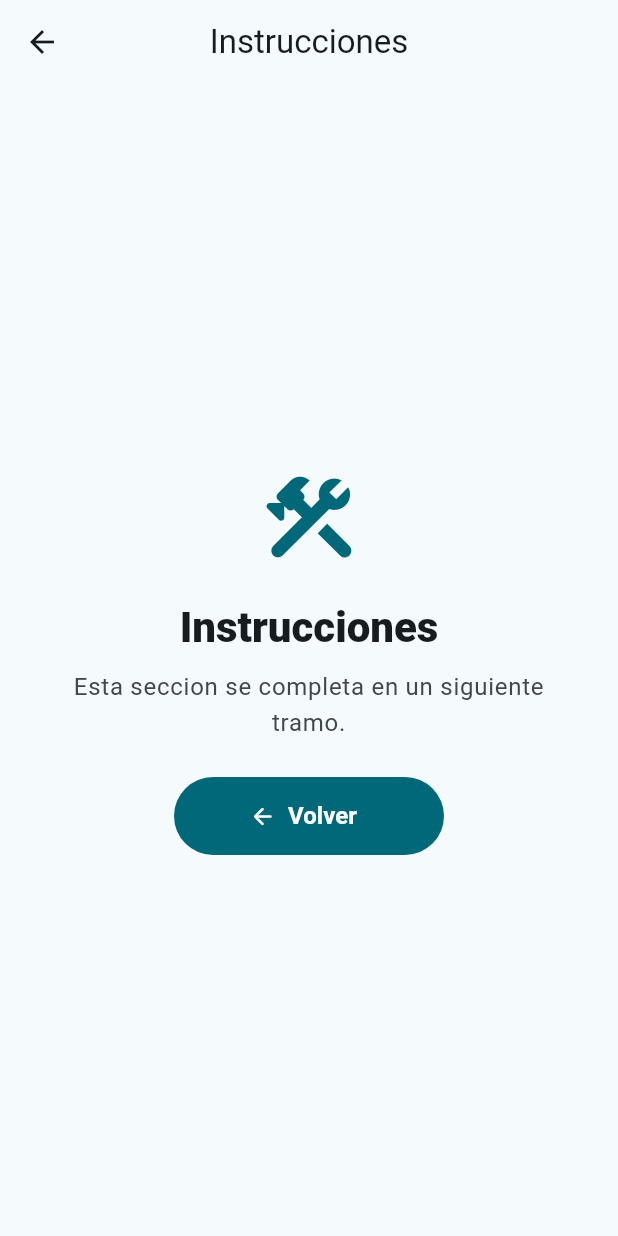
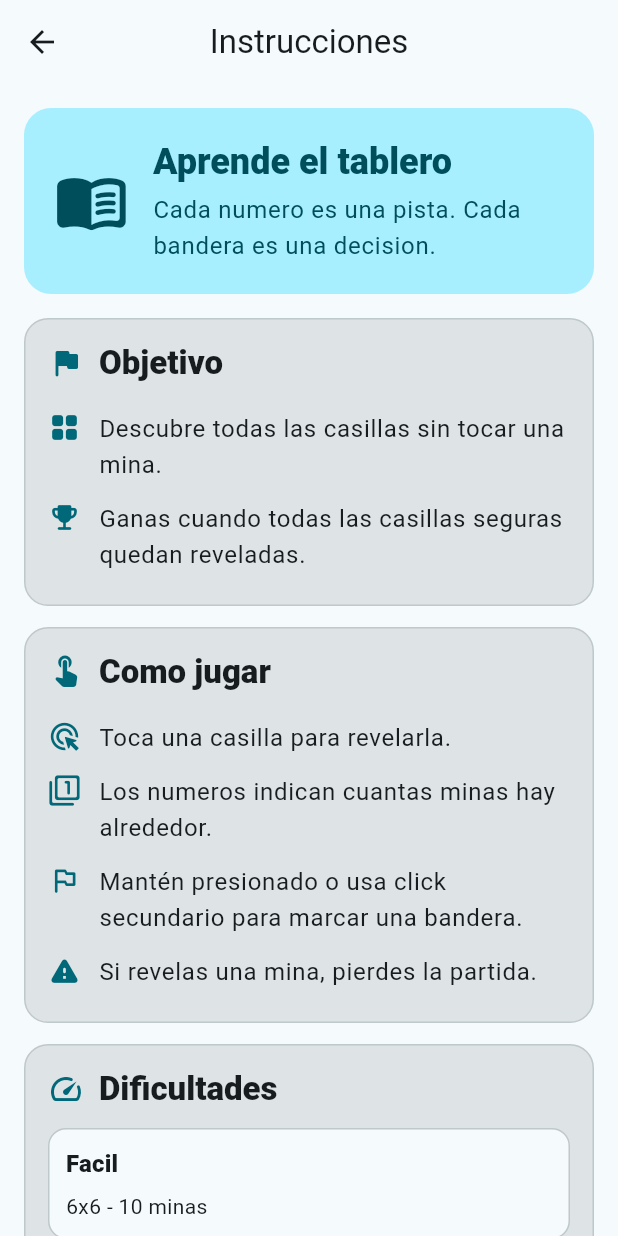
Before and after one commit to biancazullo/Buscaminas, a Flutter app: the screen it shows after launch, after a tap on "Instrucciones", on a phone screen of 412 x 824 dp. Run offline on Flutter 3.47's test engine with Material 3 defaults, Android fonts, the phone set to English and light mode, and no system bars; our stand-ins replace animate_do, shared_preferences.

Commit message:
Pantalla de instrucciones y creditos

```diff
--- a/lib/ui/features/home/views/main_menu_view.dart
+++ b/lib/ui/features/home/views/main_menu_view.dart
@@ -5,6 +5,8 @@ import '../../../../app/app_dependencies.dart';
 import '../../../core/view_models/app_view_model.dart';
 import '../../game/views/difficulty_selection_view.dart';
 import '../../high_scores/views/high_scores_view.dart';
+import '../../info/views/credits_view.dart';
+import '../../info/views/instructions_view.dart';
 import '../../settings/views/settings_view.dart';
 
 class MainMenuView extends StatelessWidget {
@@ -158,13 +160,13 @@ class _MenuActions extends StatelessWidget {
         key: const ValueKey('instructions-menu-button'),
         icon: Icons.menu_book_rounded,
         label: 'Instrucciones',
-        onPressed: () => _openPlaceholder(context, 'Instrucciones'),
+        onPressed: () => _openInstructions(context),
       ),
       _MenuItem(
         key: const ValueKey('credits-menu-button'),
         icon: Icons.info_rounded,
         label: 'Creditos',
-        onPressed: () => _openPlaceholder(context, 'Creditos'),
+        onPressed: () => _openCredits(context),
       ),
     ];
 
@@ -212,12 +214,16 @@ class _MenuActions extends StatelessWidget {
     );
   }
 
-  void _openPlaceholder(BuildContext context, String title) {
-    Navigator.of(context).push(
-      MaterialPageRoute<void>(
-        builder: (_) => PlaceholderFeatureView(title: title),
-      ),
-    );
+  void _openInstructions(BuildContext context) {
+    Navigator.of(
+      context,
+    ).push(MaterialPageRoute<void>(builder: (_) => const InstructionsView()));
+  }
+
+  void _openCredits(BuildContext context) {
+    Navigator.of(
+      context,
+    ).push(MaterialPageRoute<void>(builder: (_) => const CreditsView()));
   }
 }
 
@@ -291,62 +297,6 @@ class _AnimatedMenuItem extends StatelessWidget {
   }
 }
 
-class PlaceholderFeatureView extends StatelessWidget {
-  const PlaceholderFeatureView({super.key, required this.title});
-
-  final String title;
-
-  @override
-  Widget build(BuildContext context) {
-    final colorScheme = Theme.of(context).colorScheme;
-
-    return Scaffold(
-      appBar: AppBar(title: Text(title)),
-      body: Center(
-        child: Padding(
-          padding: const EdgeInsets.all(24),
-          child: ConstrainedBox(
-            constraints: const BoxConstraints(maxWidth: 520),
-            child: Column(
-              mainAxisSize: MainAxisSize.min,
-              children: [
-                Icon(
-                  Icons.construction_rounded,
-                  size: 72,
-                  color: colorScheme.primary,
-                ),
-                const SizedBox(height: 18),
-                Text(
-                  title,
-                  textAlign: TextAlign.center,
-                  style: Theme.of(context).textTheme.headlineMedium?.copyWith(
-                    fontWeight: FontWeight.w900,
-                  ),
-                ),
-                const SizedBox(height: 10),
-                Text(
-                  'Esta seccion se completa en un siguiente tramo.',
-                  textAlign: TextAlign.center,
-                  style: Theme.of(context).textTheme.bodyLarge?.copyWith(
-                    color: colorScheme.onSurfaceVariant,
-                  ),
-                ),
-                const SizedBox(height: 24),
-                FilledButton.icon(
-                  key: const ValueKey('back-to-menu-button'),
-                  onPressed: () => Navigator.of(context).pop(),
-                  icon: const Icon(Icons.arrow_back_rounded),
-                  label: const Text('Volver'),
-                ),
-              ],
-            ),
-          ),
-        ),
-      ),
-    );
-  }
-}
-
 class _MenuBackdrop extends StatelessWidget {
   const _MenuBackdrop();
 
--- /dev/null
+++ b/lib/ui/features/info/views/instructions_view.dart
@@ -0,0 +1,287 @@
+import 'package:flutter/material.dart';
+
+import '../../../../domain/models/difficulty.dart';
+
+class InstructionsView extends StatelessWidget {
+  const InstructionsView({super.key});
+
+  @override
+  Widget build(BuildContext context) {
+    return Scaffold(
+      appBar: AppBar(title: const Text('Instrucciones')),
+      body: SafeArea(
+        child: Center(
+          child: ConstrainedBox(
+            constraints: const BoxConstraints(maxWidth: 820),
+            child: ListView(
+              key: const ValueKey('instructions-view'),
+              padding: const EdgeInsets.all(16),
+              children: const [
+                _HeroPanel(),
+                SizedBox(height: 16),
+                _InstructionSection(
+                  title: 'Objetivo',
+                  icon: Icons.flag_rounded,
+                  children: [
+                    _InstructionItem(
+                      icon: Icons.grid_view_rounded,
+                      text: 'Descubre todas las casillas sin tocar una mina.',
+                    ),
+                    _InstructionItem(
+                      icon: Icons.emoji_events_rounded,
+                      text:
+                          'Ganas cuando todas las casillas seguras quedan reveladas.',
+                    ),
+                  ],
+                ),
+                SizedBox(height: 14),
+                _InstructionSection(
+                  title: 'Como jugar',
+                  icon: Icons.touch_app_rounded,
+                  children: [
+                    _InstructionItem(
+                      icon: Icons.ads_click_rounded,
+                      text: 'Toca una casilla para revelarla.',
+                    ),
+                    _InstructionItem(
+                      icon: Icons.filter_1_rounded,
+                      text: 'Los numeros indican cuantas minas hay alrededor.',
+                    ),
+                    _InstructionItem(
+                      icon: Icons.outlined_flag_rounded,
+                      text:
+                          'Mantén presionado o usa click secundario para marcar una bandera.',
+                    ),
+                    _InstructionItem(
+                      icon: Icons.warning_rounded,
+                      text: 'Si revelas una mina, pierdes la partida.',
+                    ),
+                  ],
+                ),
+                SizedBox(height: 14),
+                _DifficultySection(),
+              ],
+            ),
+          ),
+        ),
+      ),
+    );
+  }
+}
+
+class _HeroPanel extends StatelessWidget {
+  const _HeroPanel();
+
+  @override
+  Widget build(BuildContext context) {
+    final colorScheme = Theme.of(context).colorScheme;
+
+    return DecoratedBox(
+      decoration: BoxDecoration(
+        color: colorScheme.primaryContainer,
+        borderRadius: BorderRadius.circular(18),
+      ),
+      child: Padding(
+        padding: const EdgeInsets.all(20),
+        child: Row(
+          children: [
+            Icon(
+              Icons.menu_book_rounded,
+              size: 50,
+              color: colorScheme.onPrimaryContainer,
+            ),
+            const SizedBox(width: 16),
+            Expanded(
+              child: Column(
+                crossAxisAlignment: CrossAxisAlignment.start,
+                mainAxisSize: MainAxisSize.min,
+                children: [
+                  Text(
+                    'Aprende el tablero',
+                    style: Theme.of(context).textTheme.headlineSmall?.copyWith(
+                      color: colorScheme.onPrimaryContainer,
+                      fontWeight: FontWeight.w900,
+                    ),
+                  ),
+                  const SizedBox(height: 4),
+                  Text(
+                    'Cada numero es una pista. Cada bandera es una decision.',
+                    style: Theme.of(context).textTheme.bodyLarge?.copyWith(
+                      color: colorScheme.onPrimaryContainer,
+                    ),
+                  ),
+                ],
+              ),
+            ),
+          ],
+        ),
+      ),
+    );
+  }
+}
+
+class _InstructionSection extends StatelessWidget {
+  const _InstructionSection({
+    required this.title,
+    required this.icon,
+    required this.children,
+  });
+
+  final String title;
+  final IconData icon;
+  final List<Widget> children;
+
+  @override
+  Widget build(BuildContext context) {
+    final colorScheme = Theme.of(context).colorScheme;
+
+    return DecoratedBox(
+      decoration: BoxDecoration(
+        color: colorScheme.surfaceContainerHighest,
+        borderRadius: BorderRadius.circular(16),
+        border: Border.all(color: colorScheme.outlineVariant),
+      ),
+      child: Padding(
+        padding: const EdgeInsets.all(16),
+        child: Column(
+          crossAxisAlignment: CrossAxisAlignment.start,
+          children: [
+            Row(
+              children: [
+                Icon(icon, color: colorScheme.primary),
+                const SizedBox(width: 10),
+                Text(
+                  title,
+                  style: Theme.of(
+                    context,
+                  ).textTheme.titleLarge?.copyWith(fontWeight: FontWeight.w900),
+                ),
+              ],
+            ),
+            const SizedBox(height: 12),
+            ...children,
+          ],
+        ),
+      ),
+    );
+  }
+}
+
+class _InstructionItem extends StatelessWidget {
+  const _InstructionItem({required this.icon, required this.text});
+
+  final IconData icon;
+  final String text;
+
+  @override
+  Widget build(BuildContext context) {
+    final colorScheme = Theme.of(context).colorScheme;
+
+    return Padding(
+      padding: const EdgeInsets.symmetric(vertical: 6),
+      child: Row(
+        crossAxisAlignment: CrossAxisAlignment.start,
+        children: [
+          Icon(icon, size: 22, color: colorScheme.primary),
+          const SizedBox(width: 12),
+          Expanded(
+            child: Text(text, style: Theme.of(context).textTheme.bodyLarge),
+          ),
+        ],
+      ),
+    );
+  }
+}
+
+class _DifficultySection extends StatelessWidget {
+  const _DifficultySection();
+
+  @override
+  Widget build(BuildContext context) {
+    final colorScheme = Theme.of(context).colorScheme;
+
+    return DecoratedBox(
+      decoration: BoxDecoration(
+        color: colorScheme.surfaceContainerHighest,
+        borderRadius: BorderRadius.circular(16),
+        border: Border.all(color: colorScheme.outlineVariant),
+      ),
+      child: Padding(
+        padding: const EdgeInsets.all(16),
+        child: Column(
+          crossAxisAlignment: CrossAxisAlignment.start,
+          children: [
+            Row(
+              children: [
+                Icon(Icons.speed_rounded, color: colorScheme.primary),
+                const SizedBox(width: 10),
+                Text(
+                  'Dificultades',
+                  style: Theme.of(
+                    context,
+                  ).textTheme.titleLarge?.copyWith(fontWeight: FontWeight.w900),
+                ),
+              ],
+            ),
+            const SizedBox(height: 12),
+            LayoutBuilder(
+              builder: (context, constraints) {
+                final isWide = constraints.maxWidth >= 620;
+
+                return Wrap(
+                  spacing: 10,
+                  runSpacing: 10,
+                  children: [
+                    for (final difficulty in Difficulty.values)
+                      SizedBox(
+                        width: isWide
+                            ? (constraints.maxWidth - 20) / 3
+                            : constraints.maxWidth,
+                        child: _DifficultyCard(difficulty: difficulty),
+                      ),
+                  ],
+                );
+              },
+            ),
+          ],
+        ),
+      ),
+    );
+  }
+}
+
+class _DifficultyCard extends StatelessWidget {
+  const _DifficultyCard({required this.difficulty});
+
+  final Difficulty difficulty;
+
+  @override
+  Widget build(BuildContext context) {
+    final colorScheme = Theme.of(context).colorScheme;
+
+    return DecoratedBox(
+      decoration: BoxDecoration(
+        color: colorScheme.surface,
+        borderRadius: BorderRadius.circular(12),
+        border: Border.all(color: colorScheme.outlineVariant),
+      ),
+      child: Padding(
+        padding: const EdgeInsets.all(12),
+        child: Column(
+          crossAxisAlignment: CrossAxisAlignment.start,
+          mainAxisSize: MainAxisSize.min,
+          children: [
+            Text(
+              difficulty.label,
+              style: Theme.of(
+                context,
+              ).textTheme.titleMedium?.copyWith(fontWeight: FontWeight.w900),
+            ),
+            const SizedBox(height: 6),
+            Text(difficulty.summary),
+          ],
+        ),
+      ),
+    );
+  }
+}
```
Also changed, not shown: lib/ui/features/info/views/credits_view.dart (added, +157 -0 lines), 1 other file.
